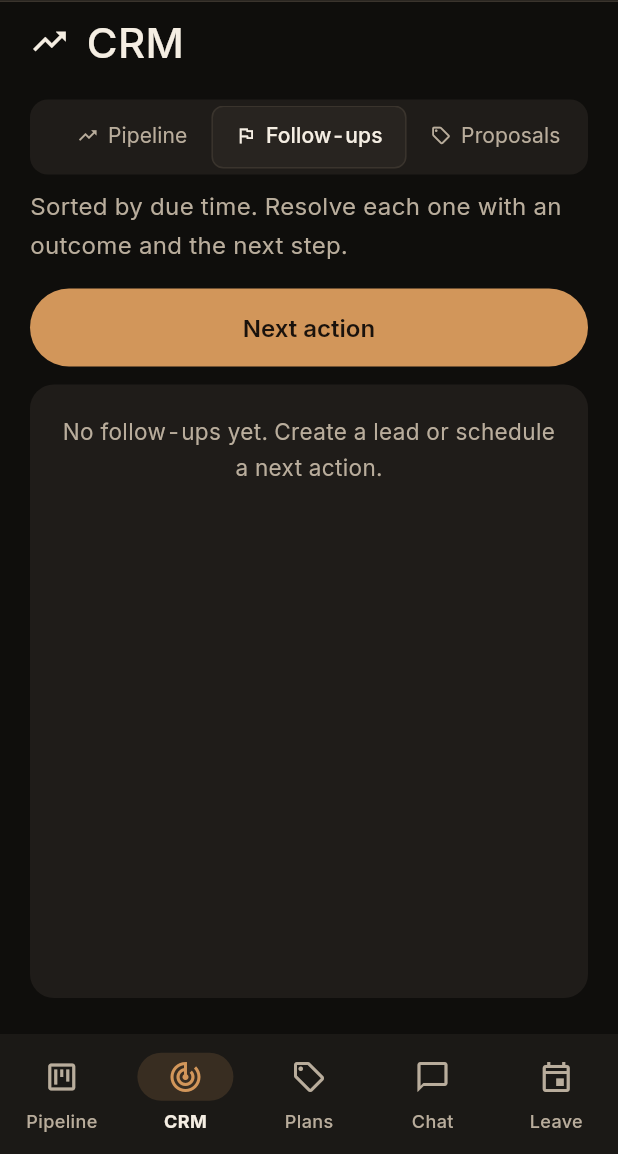
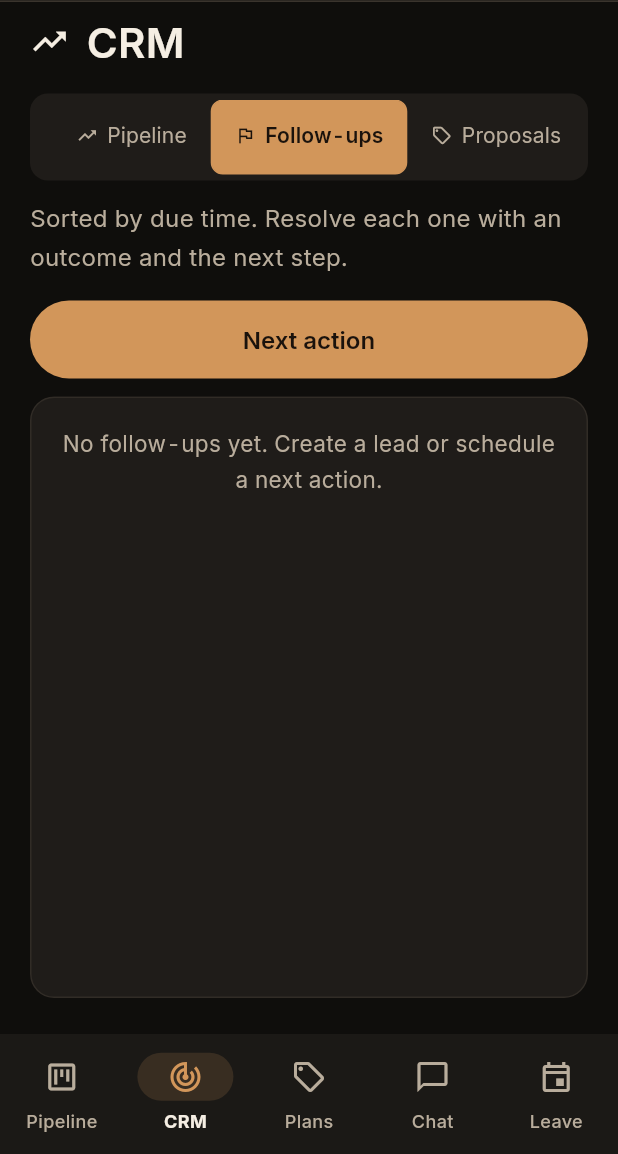
Before and after one commit to Yogzzz-hub/CREO-APP, a Flutter app: the Shell screen opened directly, after a tap on "Table", after a tap on the "notifications" icon, on a phone screen of 412 x 824 dp, the part 82-1236 px from its top. Run offline on Flutter 3.47's test engine with Material 3 defaults, Android fonts, the phone set to English and light mode, and no system bars; our stand-ins replace dio, file_picker, flutter_riverpod, flutter_secure_storage, google_fonts, google_sign_in and 2 more; missing offline and left inert: dart:js_interop; accounts and stored records are empty.

Commit message:
style(mobile): polish BDE and session views and scroll freelancer filters

```diff
--- a/frontend/app_flutter/lib/src/features/bde/creo_bde/ui.dart
+++ b/frontend/app_flutter/lib/src/features/bde/creo_bde/ui.dart
@@ -294,7 +294,10 @@ class Panel extends StatelessWidget {
     padding: const EdgeInsets.only(top: 12),
     child: Material(
       color: C.surface,
-      borderRadius: BorderRadius.circular(16),
+      shape: RoundedRectangleBorder(
+        borderRadius: BorderRadius.circular(16),
+        side: BorderSide(color: C.line.withValues(alpha: 0.65)),
+      ),
       clipBehavior: Clip.antiAlias,
       child: Padding(padding: padding, child: child),
     ),
@@ -303,15 +306,18 @@ class Panel extends StatelessWidget {
 
 Widget title(String t) => Padding(
   padding: const EdgeInsets.only(top: 4),
-  child: Heading(t, style: inter(28, w: FontWeight.w500)),
+  child: Heading(t, style: inter(28, w: FontWeight.w600)),
 );
 Widget sub(String t) => Padding(
   padding: const EdgeInsets.only(top: 4),
   child: Text(t, style: inter(16, c: C.mist)),
 );
 Widget sec(String t) => Padding(
-  padding: const EdgeInsets.only(top: 20, bottom: 0),
-  child: Heading(t, style: inter(14, w: FontWeight.w500, c: C.mist)),
+  padding: const EdgeInsets.only(top: 24, bottom: 4),
+  child: Heading(
+    t,
+    style: inter(15, w: FontWeight.w600, c: C.mist2),
+  ),
 );
 
 /// A status is always an icon plus a word, never colour alone.
@@ -374,8 +380,15 @@ ListTile tile(
   Widget? trail,
   VoidCallback? onTap,
 }) => ListTile(
-  title: Text(t),
-  subtitle: s == null ? null : Text(s),
+  contentPadding: const EdgeInsets.symmetric(vertical: 6),
+  minVerticalPadding: 12,
+  title: Text(t, style: inter(16, w: FontWeight.w600)),
+  subtitle: s == null
+      ? null
+      : Padding(
+          padding: const EdgeInsets.only(top: 5),
+          child: Text(s, style: inter(14, c: C.mist)),
+        ),
   leading: lead,
   trailing: trail,
   onTap: onTap,
@@ -499,7 +512,7 @@ class TabPage extends StatelessWidget {
           child: title(name),
         ),
         Container(
-          margin: const EdgeInsets.fromLTRB(20, 16, 20, 0),
+          margin: const EdgeInsets.fromLTRB(20, 12, 20, 4),
           padding: const EdgeInsets.all(4),
           decoration: BoxDecoration(
             color: C.surface,
@@ -511,7 +524,7 @@ class TabPage extends StatelessWidget {
             tabs: [
               for (final t in tabs)
                 Tab(
-                  height: 40,
+                  height: 48,
                   child: Padding(
                     padding: EdgeInsets.symmetric(
                       horizontal: tabs.length > 4 ? 16 : 0,
@@ -521,15 +534,15 @@ class TabPage extends StatelessWidget {
                 ),
             ],
             indicator: BoxDecoration(
-              color: C.raised,
+              color: C.accent,
               borderRadius: BorderRadius.circular(8),
-              border: Border.all(color: C.line, width: 1),
+              border: Border.all(color: C.accent, width: 1),
             ),
             indicatorSize: TabBarIndicatorSize.tab,
             dividerColor: Colors.transparent,
-            labelColor: C.text,
+            labelColor: C.onAccent,
             unselectedLabelColor: C.mist,
-            labelStyle: inter(14, w: FontWeight.w500),
+            labelStyle: inter(14, w: FontWeight.w600),
             unselectedLabelStyle: inter(14),
             labelPadding: EdgeInsets.zero,
             splashBorderRadius: BorderRadius.circular(8),
@@ -583,10 +596,25 @@ class SearchBox extends StatelessWidget {
       style: inter(16),
       decoration: InputDecoration(
         hintText: hint,
+        hintStyle: inter(15, c: C.mist),
+        filled: true,
+        fillColor: C.surface,
+        contentPadding: const EdgeInsets.symmetric(
+          horizontal: 16,
+          vertical: 16,
+        ),
+        prefixIconConstraints: const BoxConstraints(
+          minWidth: 48,
+          minHeight: 48,
+        ),
         prefixIcon: Icon(Icons.search, color: C.mist),
-        border: const OutlineInputBorder(
-          borderRadius: BorderRadius.all(Radius.circular(10)),
-          borderSide: BorderSide.none,
+        enabledBorder: OutlineInputBorder(
+          borderRadius: BorderRadius.circular(14),
+          borderSide: BorderSide(color: C.line),
+        ),
+        focusedBorder: OutlineInputBorder(
+          borderRadius: BorderRadius.circular(14),
+          borderSide: BorderSide(color: C.accent, width: 1.5),
         ),
       ),
     ),
```
Also changed, not shown: frontend/app_flutter/lib/src/features/auth/session_lifecycle_gate.dart (+44 -13 lines), frontend/app_flutter/lib/src/features/workstation/freelancer_page.dart (+24 -4 lines), 1 other file.
